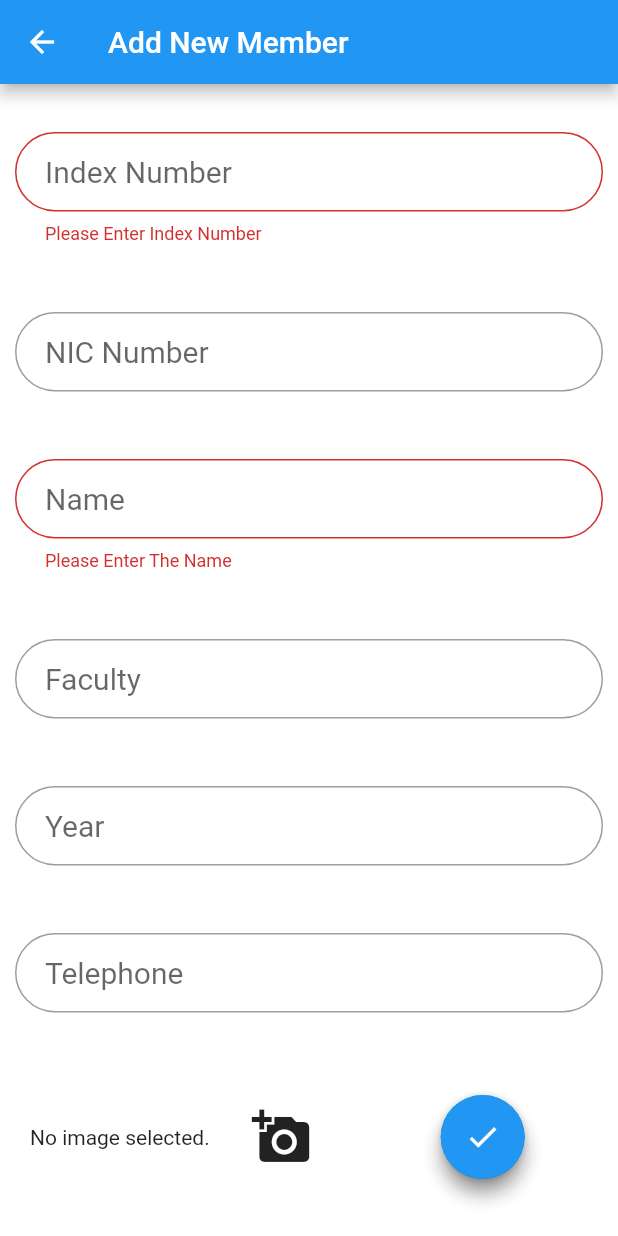
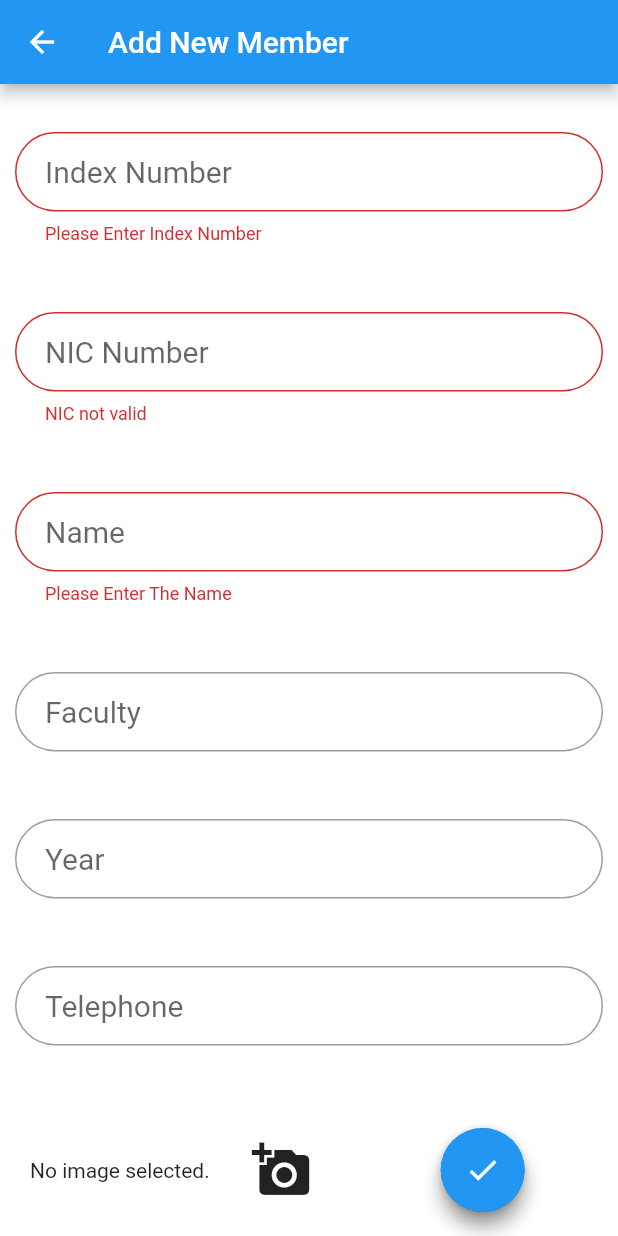
Before and after one commit to awpathum/Team-Mate, a Flutter app: the addNewMember screen opened directly, after a tap on the "check" icon, on a phone screen of 412 x 824 dp. Run offline on Flutter 3.47's test engine with Material 2 defaults, Android fonts, the phone set to English and light mode, and no system bars; our stand-ins replace camera, cloud_firestore, firebase_auth, firebase_storage, fluttertoast, image_picker; missing offline and left inert: keyboard; accounts and stored records are empty; Roboto replaces fonts that are missing (Montserrat).

Commit message:
add new member validation done

```diff
--- a/lib/Pages/addNewMember.dart
+++ b/lib/Pages/addNewMember.dart
@@ -62,6 +62,13 @@ class _addNewMemberState extends State<addNewMember> {
         if (input.isEmpty) {
           return 'Please Enter Index Number';
         }
+        if (input.substring(0, 1) != '20') {
+          return 'Index number not valid';
+        }
+
+        /*if (input.length != 9) {
+          return 'Index Number not valid';
+        }*/
       },
       obscureText: false,
       style: style,
@@ -74,7 +81,11 @@ class _addNewMemberState extends State<addNewMember> {
     );
 
     final nicField = TextFormField(
-      /*validator: (input) {
+      validator: (input){
+        if(!input.endsWith('V')){
+          return 'NIC not valid';
+        }
+      }, /*{
         if (input.isEmpty) {
           return 'Please Enter NIC Number';
         }
@@ -106,7 +117,7 @@ class _addNewMemberState extends State<addNewMember> {
     );
 
     final facultyField = TextFormField(
-     /* validator: (input) {
+      /* validator: (input) {
         if (input.isEmpty) {
           return 'Please Enter The Faculty';
         }
@@ -123,7 +134,16 @@ class _addNewMemberState extends State<addNewMember> {
 
     final yearField = TextFormField(
       validator: (input) {
-       /* if (input.isEmpty) {
+        if(input.isNotEmpty){
+          if (!(input.startsWith('1') ||
+            input.startsWith('2') ||
+            input.startsWith('3') ||
+            input.startsWith('4') ||
+            input.startsWith('5'))) {
+          return 'Year is not valid';
+        }
+        }
+        /* if (input.isEmpty) {
           return 'Please Enter The Year';
         }
         if (input is String) {
@@ -141,7 +161,7 @@ class _addNewMemberState extends State<addNewMember> {
     );
 
     final telephoneField = TextFormField(
-     /* validator: (input) {
+      /* validator: (input) {
         if (input.isEmpty) {
           return 'Please Enter Contact Number';
         }
```
